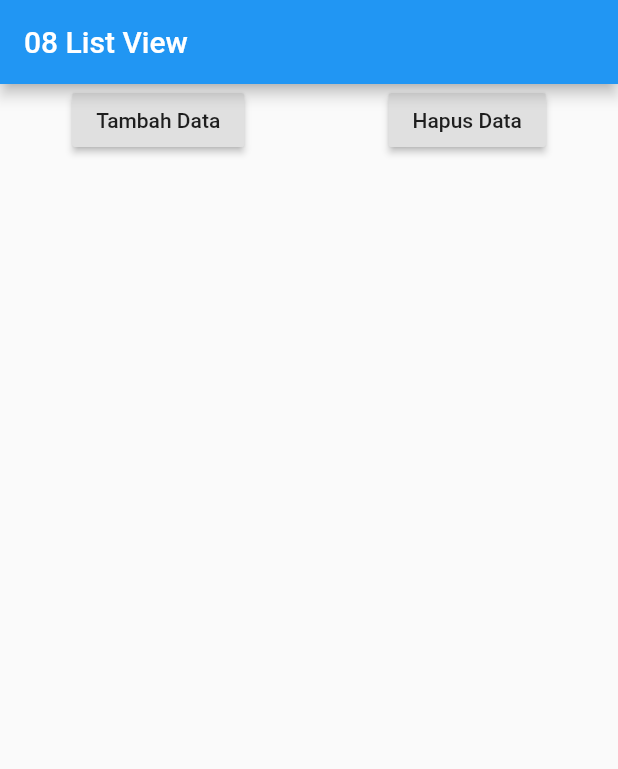
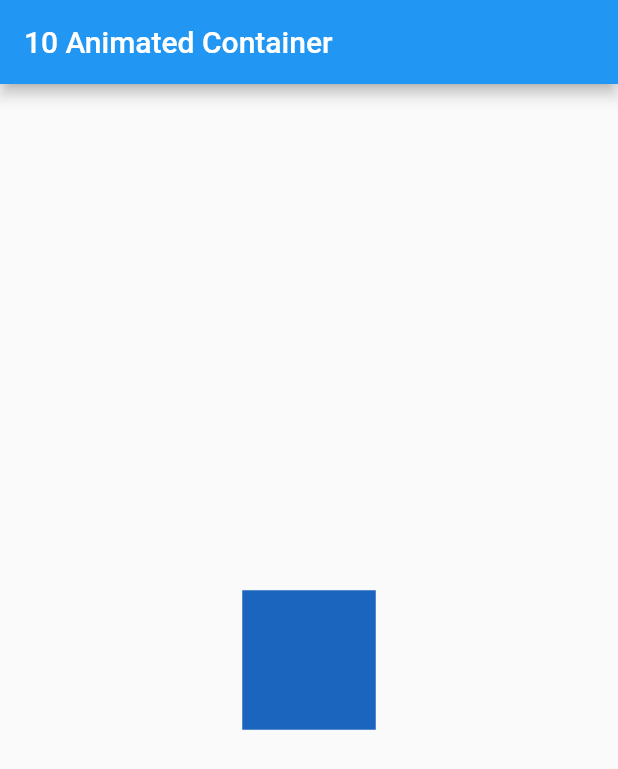
Before and after one commit to khamdannahari/aran_learn_flutter, a Flutter app: the screen it shows after launch, on a phone screen of 412 x 824 dp. Shown: the top 769 px of the screen. Run offline on Flutter 3.47's test engine with Material 2 defaults, Android fonts, the phone set to English and light mode, and no system bars.

Commit message:
10 - Animated container & Gesture detector

```diff
--- a/lib/main.dart
+++ b/lib/main.dart
@@ -1,3 +1,5 @@
+import 'dart:math';
+
 import 'package:flutter/material.dart';
 import 'package:flutter/cupertino.dart';
 import 'package:flutter/widgets.dart';
@@ -10,72 +12,30 @@ class MyApp extends StatefulWidget {
 }
 
 class _MyAppState extends State<MyApp> {
-  List<Widget> widgets = [];
-  int counter = 1;
-
-  /*_MyAppState() {
-    for (int i = 0; i < 15; i++) {
-      widgets.add(Text(
-        "Data " + i.toString(),
-        style: TextStyle(fontSize: 45),
-      ));
-    }
-  }*/
+  Random random = Random();
 
   @override
   Widget build(BuildContext context) {
     return MaterialApp(
         home: Scaffold(
             appBar: AppBar(
-            title: Text("08 List View"),
+              title: Text("10 Animated Container"),
             ),
-          body:
-              /* Column(
-            */ /* children: <Widget>[
-              Text("Data ke 1"),
-              Text("Data ke 2"),
-              Text("Data ke 3"),
-              Text("Data ke 4"),
-              Text("Data ke 5")
-            ],*/ /*
-            children: widgets,
-          )*/
-              ListView(
-            /*children: widgets,*/
-            children: <Widget>[
-              Row(
-                mainAxisAlignment: MainAxisAlignment.spaceAround,
-                //sisa space dibagirata
-                children: <Widget>[
-                  RaisedButton(
-                    child: Text("Tambah Data"),
-                    onPressed: () {
+            body: Center(
+              child: GestureDetector(
+                onTap: (){
                   setState(() {
-                        widgets.add(Text(
-                          "Data " + counter.toString(),
-                          style: TextStyle(fontSize: 35),
-                        ));
-                        counter++;
+
                   });
                 },
+                child: AnimatedContainer(
+                  color: Color.fromARGB(255, random.nextInt(256),
+                      random.nextInt(256), random.nextInt(256)),
+                  duration: Duration(seconds: 1),
+                  width: 50.0 + random.nextInt(101),
+                  height: 50.0 + random.nextInt(101),
                 ),
-                  RaisedButton(
-                    child: Text("Hapus Data"),
-                    onPressed: () {
-                      setState(() {
-                        widgets.removeLast();
-                        counter--;
-                      });
-                    },
               ),
-                ],
-              ),
-              Column(
-                crossAxisAlignment: CrossAxisAlignment.start,
-                children: widgets,
-              )
-            ],
-          )),
-    );
+            )));
   }
 }
```
Lines whose indentation alone changed are shown as unchanged.
